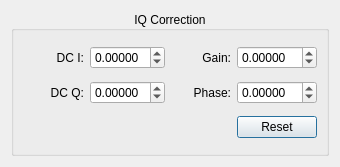
Above: iqbalance.ui from csete/qthid before the change. Below: the same form after it.
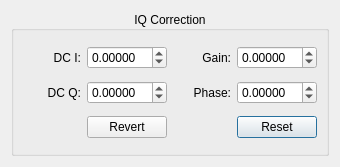
That is the form after the change. Icons and pictures are not drawn.

Commit message: Add option to revert I/Q correction values to the previously stored values.

```diff
--- a/iqbalance.ui
+++ b/iqbalance.ui
@@ -173,6 +173,16 @@
         </property>
        </widget>
       </item>
+      <item row="2" column="1">
+       <widget class="QPushButton" name="revertButton">
+        <property name="toolTip">
+         <string>Revert to previously stored values</string>
+        </property>
+        <property name="text">
+         <string>Revert</string>
+        </property>
+       </widget>
+      </item>
      </layout>
     </widget>
    </item>
```
The commit also changes 2 other files.
